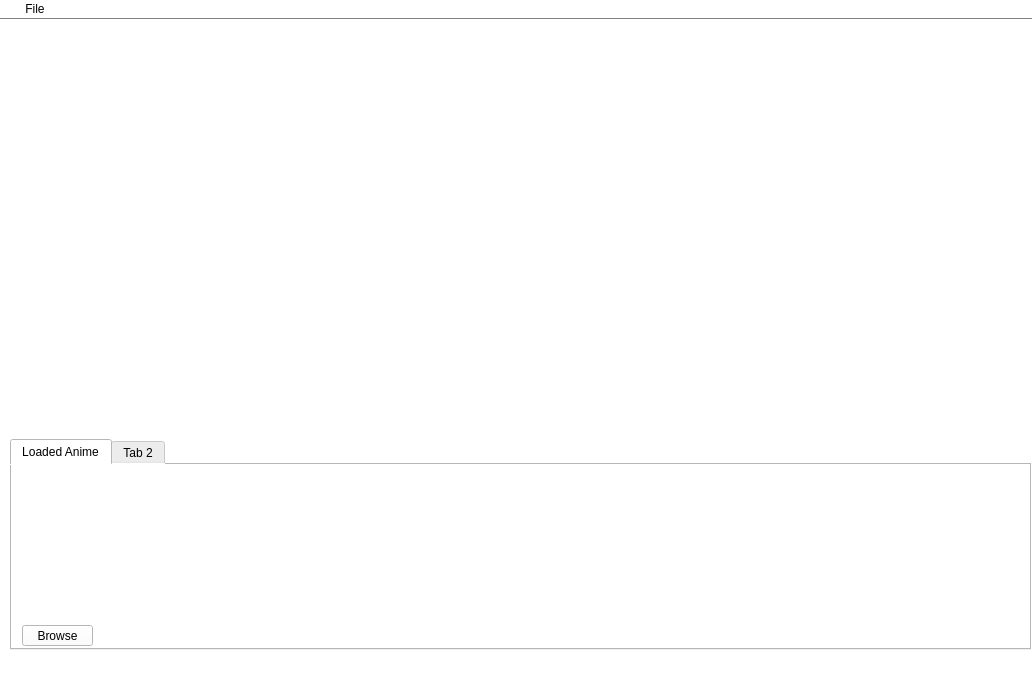
Qt form windows/mainWindow.ui (Silyon/AG-Tool) before a commit.
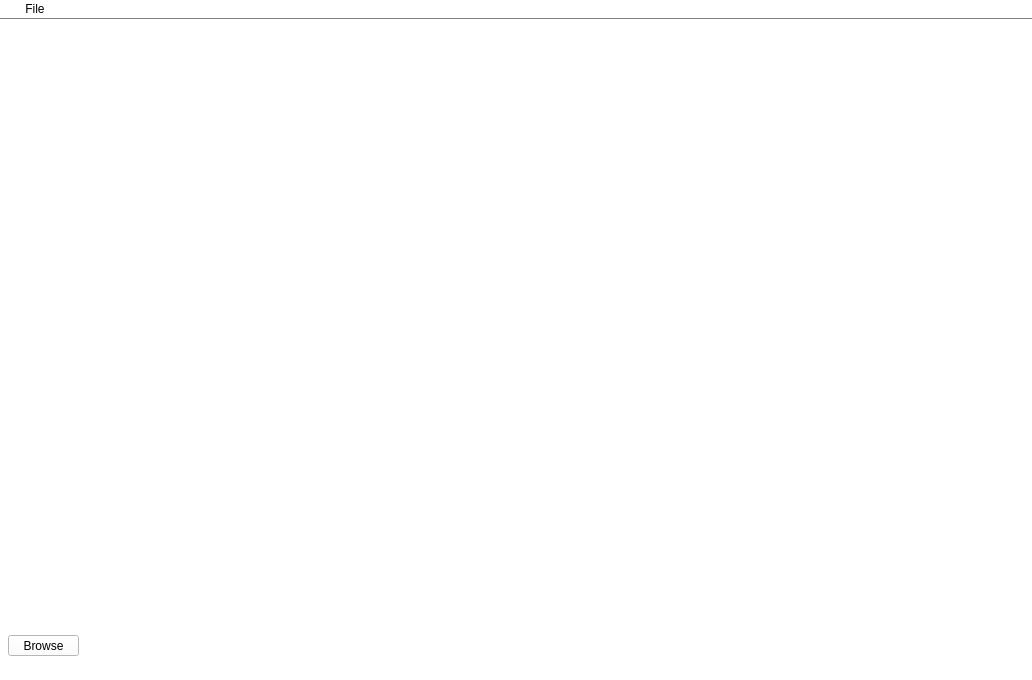
The same form after that commit. Icons and pictures are not drawn.

Commit message: Changed QListView to QTableView, and added a bug

Diff of the .ui file:
```diff
--- a/windows/mainWindow.ui
+++ b/windows/mainWindow.ui
@@ -27,54 +27,31 @@
    <locale language="English" country="UnitedKingdom"/>
   </property>
   <widget class="QWidget" name="centralwidget">
-   <widget class="QTabWidget" name="tabWidget">
+   <widget class="QPushButton" name="pushButton_2">
     <property name="geometry">
      <rect>
-      <x>10</x>
-      <y>420</y>
-      <width>1021</width>
-      <height>211</height>
+      <x>8</x>
+      <y>616</y>
+      <width>71</width>
+      <height>21</height>
      </rect>
     </property>
-    <property name="currentIndex">
-     <number>0</number>
+    <property name="text">
+     <string>Browse</string>
     </property>
-    <widget class="QWidget" name="tab">
-     <attribute name="title">
-      <string>Loaded Anime</string>
-     </attribute>
-     <widget class="QListView" name="listView">
-      <property name="geometry">
-       <rect>
-        <x>0</x>
-        <y>0</y>
-        <width>1011</width>
-        <height>151</height>
-       </rect>
-      </property>
-      <property name="styleSheet">
-       <string notr="true">border-style: none;</string>
-      </property>
-     </widget>
-     <widget class="QPushButton" name="pushButton_2">
-      <property name="geometry">
-       <rect>
-        <x>10</x>
-        <y>160</y>
-        <width>71</width>
-        <height>21</height>
-       </rect>
-      </property>
-      <property name="text">
-       <string>Browse</string>
-      </property>
-     </widget>
-    </widget>
-    <widget class="QWidget" name="tab_2">
-     <attribute name="title">
-      <string>Tab 2</string>
-     </attribute>
-    </widget>
+   </widget>
+   <widget class="QTableView" name="tableView">
+    <property name="geometry">
+     <rect>
+      <x>8</x>
+      <y>408</y>
+      <width>1016</width>
+      <height>193</height>
+     </rect>
+    </property>
+    <property name="styleSheet">
+     <string notr="true">border-style: none;</string>
+    </property>
    </widget>
   </widget>
   <widget class="QStatusBar" name="statusbar"/>
```
The commit also changes 5 other files.
